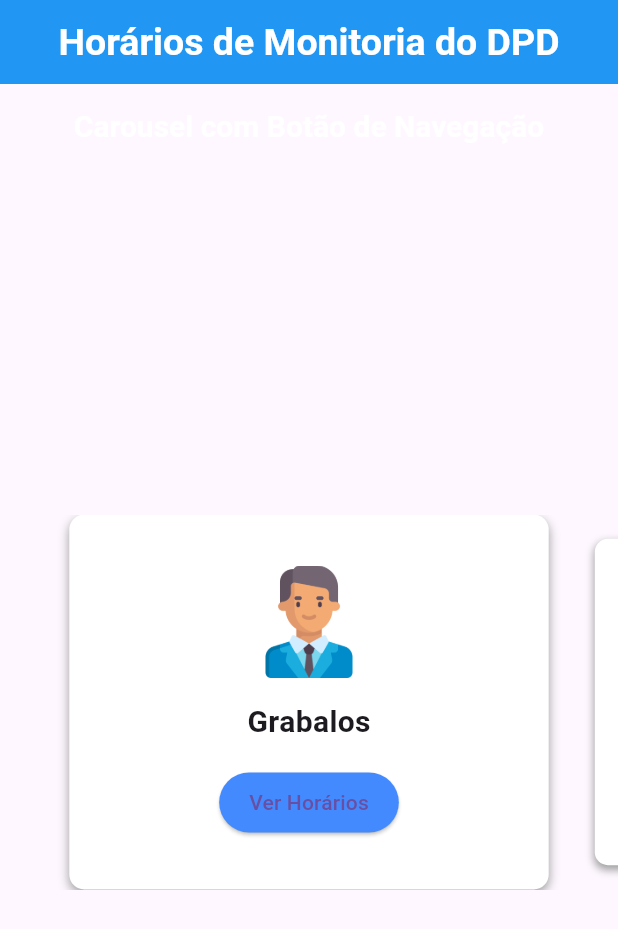
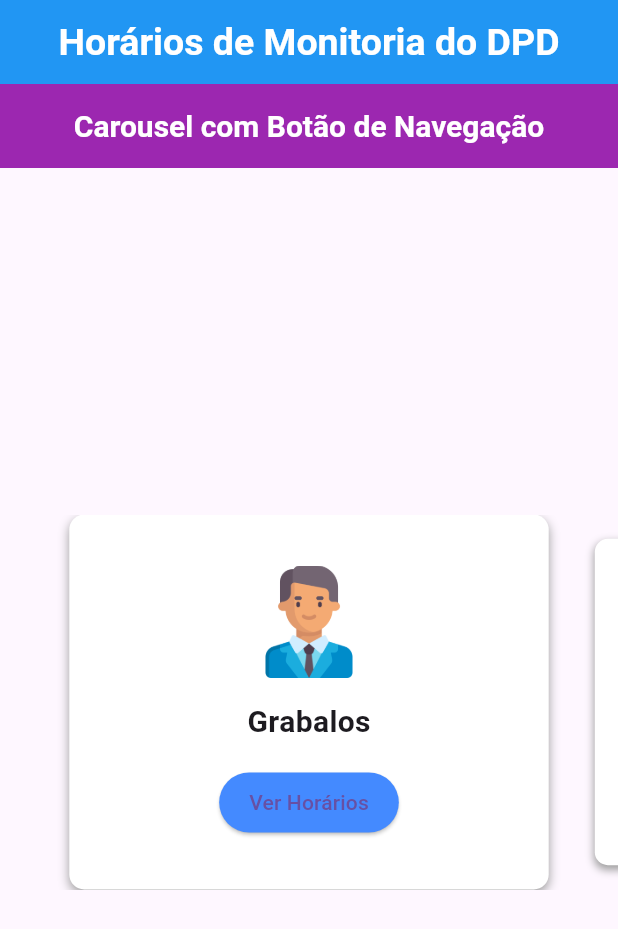
Before and after one commit to FelipeAlmeida06/Projeto-Flutter-CardView, a Flutter app: the screen it shows after launch, on a phone screen of 412 x 824 dp. Shown: the top 929 px of the screen. Run offline on Flutter 3.47's test engine with Material 3 defaults, Android fonts, the phone set to English and light mode, and no system bars; drawn by our look-alikes of carousel_slider.

Commit message:
update project

```diff
--- a/projeto_intermed_card/lib/card_carousel.dart
+++ b/projeto_intermed_card/lib/card_carousel.dart
@@ -63,6 +63,7 @@ class _CardCarouselState extends State<CardCarousel> {
         centerTitle: true,
         titleTextStyle:
             const TextStyle(fontWeight: FontWeight.bold, fontSize: 20.0),
+        backgroundColor: Colors.purple,
       ),
       body: Column(
         mainAxisAlignment: MainAxisAlignment.center,
```
